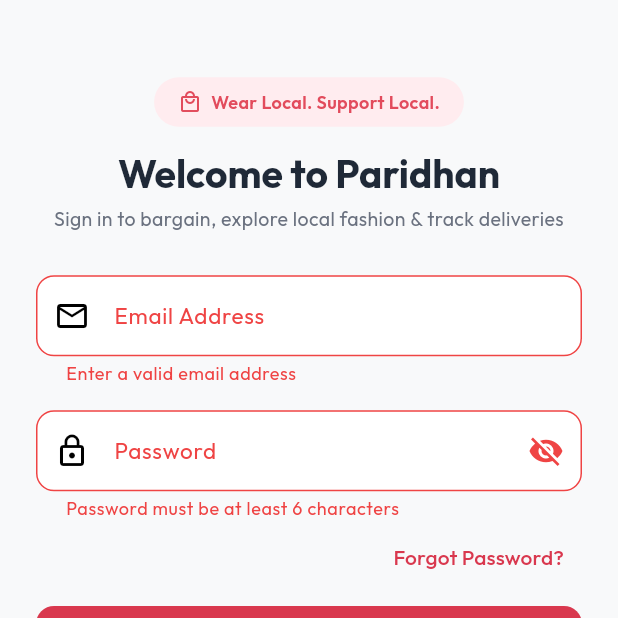
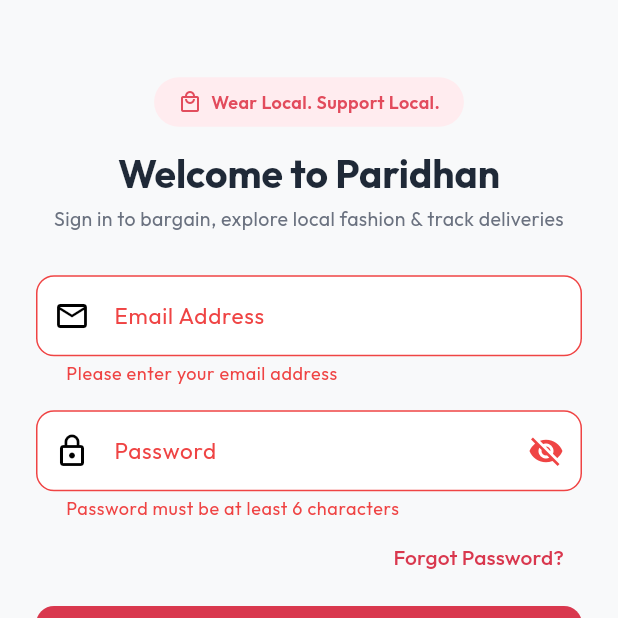
Before and after one commit to tayadeshrutika7-rgb/real_paridhan, a Flutter app: the LoginScreen screen opened by its route, after a tap on "Sign In", on a phone screen of 412 x 824 dp, the top half of it. Run offline on Flutter 3.47's test engine with Material 3 defaults, Android fonts, the phone set to English and light mode, and no system bars; our stand-ins replace flutter_riverpod, go_router, google_fonts, image_picker, shared_preferences, supabase_flutter; missing offline and left inert: dart:html; accounts and stored records are empty; network calls fail.

Commit message:
feat: enhance email validation and error feedback in auth flow

```diff
--- a/apps/mobile/lib/features/auth/presentation/auth_state.dart
+++ b/apps/mobile/lib/features/auth/presentation/auth_state.dart
@@ -224,6 +224,9 @@
 
   String _formatAuthError(dynamic e) {
     final str = e.toString();
+    if (str.contains('Unable to validate email address') || str.contains('invalid format')) {
+      return 'Invalid email address format. Please enter a complete email address including domain (e.g., seller@example.com).';
+    }
     if (str.contains('Error sending confirmation email') || str.contains('unexpected_failure')) {
       return 'Supabase cannot send confirmation emails (rate limit or unconfigured SMTP).\nFix: In Supabase Dashboard ➔ Authentication ➔ Providers ➔ Email ➔ Turn OFF "Confirm email".';
     }
--- a/apps/mobile/lib/features/auth/presentation/forgot_password_screen.dart
+++ b/apps/mobile/lib/features/auth/presentation/forgot_password_screen.dart
@@ -99,8 +99,12 @@
                               prefixIcon: Icon(Icons.email_outlined),
                             ),
                             validator: (val) {
-                              if (val == null || val.trim().isEmpty || !val.contains('@')) {
-                                return 'Please enter a valid email address';
+                              if (val == null || val.trim().isEmpty) {
+                                return 'Please enter your email address';
+                              }
+                              final emailRegex = RegExp(r'^[\w\.\+-]+@([\w-]+\.)+[\w-]{2,}$');
+                              if (!emailRegex.hasMatch(val.trim())) {
+                                return 'Please enter a valid email address (e.g. name@example.com)';
                               }
                               return null;
                             },
--- a/apps/mobile/lib/features/auth/presentation/login_screen.dart
+++ b/apps/mobile/lib/features/auth/presentation/login_screen.dart
@@ -206,8 +206,12 @@
                         prefixIcon: Icon(Icons.email_outlined),
                       ),
                       validator: (value) {
-                        if (value == null || value.trim().isEmpty || !value.contains('@')) {
-                          return 'Enter a valid email address';
+                        if (value == null || value.trim().isEmpty) {
+                          return 'Please enter your email address';
+                        }
+                        final emailRegex = RegExp(r'^[\w\.\+-]+@([\w-]+\.)+[\w-]{2,}$');
+                        if (!emailRegex.hasMatch(value.trim())) {
+                          return 'Please enter a valid email address (e.g. name@example.com)';
                         }
                         return null;
                       },
```
